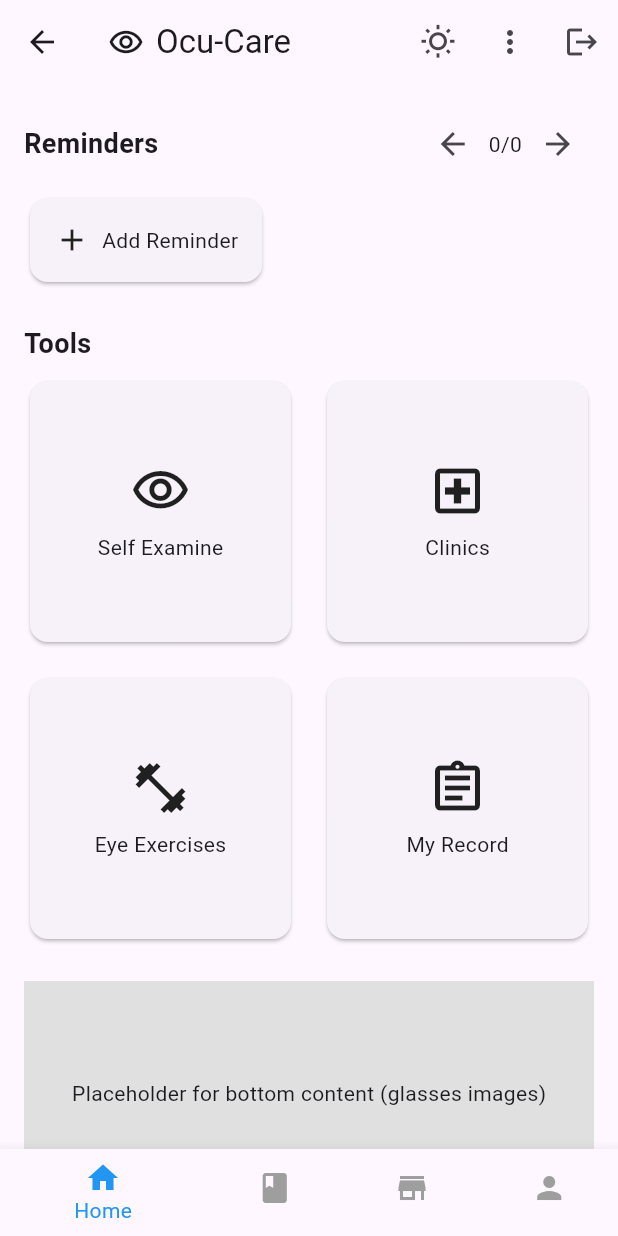
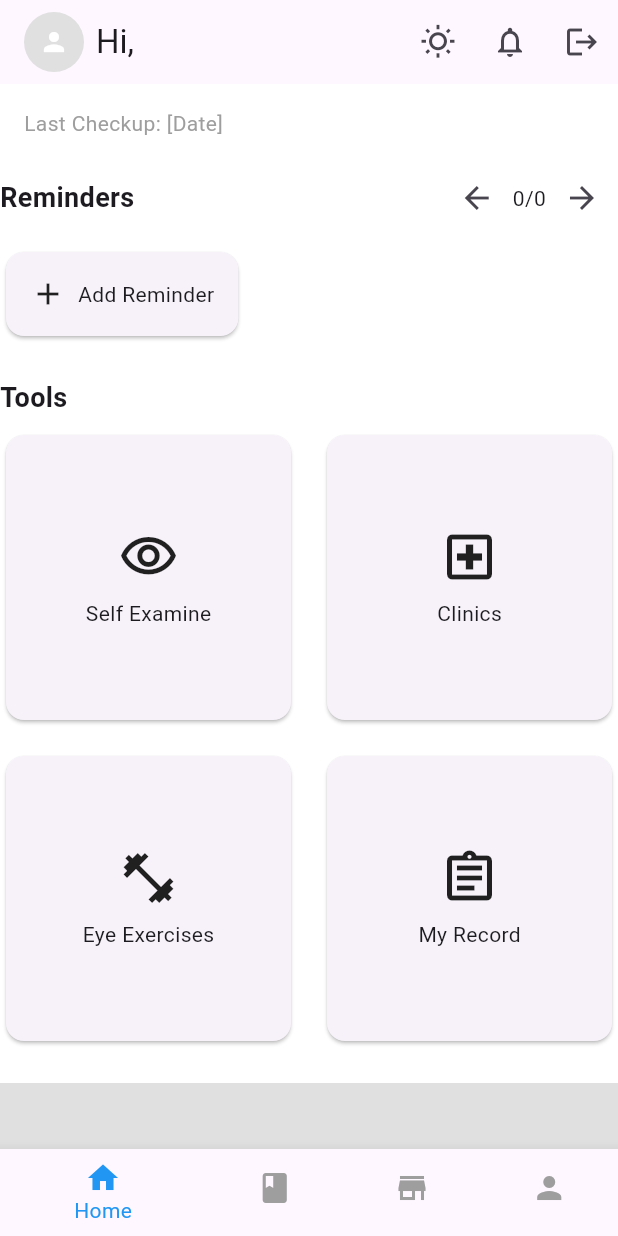
Before and after one commit to Birukdessalegn/eye-care-app, a Flutter app: the HomeScreen screen opened directly, on a phone screen of 412 x 824 dp. Run offline on Flutter 3.47's test engine with Material 3 defaults, Android fonts, the light colour scheme and no system bars; our stand-ins replace cloud_firestore, firebase_auth, firebase_core, go_router; accounts and stored records are empty.

```diff
--- a/lib/exercise_screen.dart
+++ b/lib/exercise_screen.dart
@@ -1,5 +1,5 @@
 import 'package:flutter/material.dart';
-import 'package:ocu_care/main.dart'; // Assuming main.dart is in ocu_care package
+// Assuming main.dart is in ocu_care package
 
 class ExerciseScreen extends StatelessWidget {
   const ExerciseScreen({super.key});
--- a/lib/home_screen.dart
+++ b/lib/home_screen.dart
@@ -1,6 +1,7 @@
 import 'package:flutter/material.dart';
 import 'package:firebase_auth/firebase_auth.dart';
 import 'package:go_router/go_router.dart';
+import 'package:cloud_firestore/cloud_firestore.dart';
 
 class HomeScreen extends StatelessWidget {
   const HomeScreen({super.key});
@@ -8,14 +9,64 @@ class HomeScreen extends StatelessWidget {
   @override
   Widget build(BuildContext context) {
     return Scaffold(
-      appBar: AppBar(// Remove the placeholder title and add image/logo if available
-        title: Row(
+      appBar: AppBar(
+        // Modified AppBar for Patient Home Header
+        title: FutureBuilder<DocumentSnapshot>(
+          future: FirebaseFirestore.instance
+              .collection('users')
+              .doc(FirebaseAuth.instance.currentUser!.uid)
+              .get(),
+          builder: (context, snapshot) {
+            if (snapshot.connectionState == ConnectionState.waiting) {
+              return const Row(
                 children: [
-            // Placeholder for logo or icon from the image
-            const Icon(Icons.remove_red_eye_outlined),
+                  CircleAvatar(
+                    radius: 20,
+                    backgroundColor: Colors.grey,
+                    child: CircularProgressIndicator(strokeWidth: 2),
+                  ),
+                  SizedBox(width: 8),
+                  Text('Loading...'),
+                ],
+              );
+            }
+            if (snapshot.hasError) {
+              return const Row(
+                children: [
+                  CircleAvatar(
+                    radius: 20,
+                    backgroundColor: Colors.red,
+                    child: Icon(Icons.error, color: Colors.white),
+                  ),
+                  SizedBox(width: 8),
+                  Text('Error loading user data'),
+                ],
+              );
+            }
+            if (snapshot.hasData && snapshot.data!.exists) {
+              final userData = snapshot.data!.data() as Map<String, dynamic>?;
+              final userName =
+                  userData?['name'] ??
+                  'Patient'; // Default to 'Patient' if name is missing
+              return Row(
+                children: [
+                  // Placeholder for profile picture
+                  CircleAvatar(
+                    radius: 20,
+                    backgroundColor: Colors.grey[300],
+                    child: const Icon(
+                      Icons.person,
+                      size: 20,
+                      color: Colors.white,
+                    ),
+                  ),
                   const SizedBox(width: 8),
-            const Text('Ocu-Care'), // Placeholder title from the image
+                  Text('Hi, $userName'), // Display fetched name
                 ],
+              );
+            }
+            return const Text('Ocu-Care'); // Fallback if user data not found
+          },
         ),
         actions: [
           IconButton(
@@ -26,27 +77,44 @@ class HomeScreen extends StatelessWidget {
             },
           ),
           IconButton(
-            // Placeholder for the three dots menu icon from the image
-            icon: const Icon(Icons.more_vert),
+            // Notifications Icon in AppBar for Patient
+            icon: const Icon(
+              Icons.notifications_none,
+            ), // Placeholder notification icon
             onPressed: () {
-              // TODO: Implement menu actions
+              // TODO: Implement notification handling
             },
           ),
           IconButton(
-            icon: const Icon(Icons.logout), // Keep logout for now
-            onPressed: () async { // Keep logout functionality
+            icon: const Icon(Icons.logout), // Logout icon
+            onPressed: () async {
+              // Keep logout functionality
               await FirebaseAuth.instance.signOut();
               context.go('/login');
             },
           ),
         ],
       ),
-      body: SingleChildScrollView( // Use SingleChildScrollView to prevent overflow
-        child: Padding(
-          padding: const EdgeInsets.all(16.0),
+      body: SingleChildScrollView(
+        // Use SingleChildScrollView to prevent overflow
         child: Column(
-            crossAxisAlignment: CrossAxisAlignment.start, // Align content to the start
+          crossAxisAlignment:
+              CrossAxisAlignment.start, // Align content to the start
           children: <Widget>[
+            Padding(
+              padding: const EdgeInsets.all(16.0), // Apply padding here
+              child: Column(
+                crossAxisAlignment: CrossAxisAlignment.start,
+                children: [
+                  // Quick Health Summary (Placeholder)
+                  const Text(
+                    'Last Checkup: [Date]', // Placeholder Quick Stat
+                    style: TextStyle(fontSize: 14, color: Colors.grey),
+                  ),
+                  // Add more quick health stats here
+                ],
+              ),
+            ),
             // Reminders Section
             Row(
               mainAxisAlignment: MainAxisAlignment.spaceBetween,
@@ -58,15 +126,26 @@ class HomeScreen extends StatelessWidget {
                 // Placeholder for reminder count and arrows
                 Row(
                   children: [
-                      IconButton(icon: const Icon(Icons.arrow_back), onPressed: () { /* TODO */ }),
+                    IconButton(
+                      icon: const Icon(Icons.arrow_back),
+                      onPressed: () {
+                        /* TODO */
+                      },
+                    ),
                     const Text('0/0'), // Placeholder reminder count
-                      IconButton(icon: const Icon(Icons.arrow_forward), onPressed: () { /* TODO */ }),
+                    IconButton(
+                      icon: const Icon(Icons.arrow_forward),
+                      onPressed: () {
+                        /* TODO */
+                      },
+                    ),
                   ],
                 ),
               ],
             ),
             const SizedBox(height: 8),
-              Card( // Placeholder Card for adding reminders
+            Card(
+              // Placeholder Card for adding reminders
               child: InkWell(
                 onTap: () {
                   // TODO: Navigate to add reminder screen
@@ -85,21 +164,23 @@ class HomeScreen extends StatelessWidget {
               ),
             ),
             const SizedBox(height: 24), // Spacing between sections
-
             // Tools Section
             const Text(
               'Tools',
               style: TextStyle(fontSize: 18, fontWeight: FontWeight.bold),
             ),
             const SizedBox(height: 8),
-              GridView.count( // Using GridView for the tools section
+            GridView.count(
+              // Using GridView for the tools section
               shrinkWrap: true, // Required in a SingleChildScrollView
-                physics: const NeverScrollableScrollPhysics(), // Disable GridView's own scrolling
+              physics:
+                  const NeverScrollableScrollPhysics(), // Disable GridView's own scrolling
               crossAxisCount: 2, // Two items per row
               crossAxisSpacing: 16.0, // Spacing between columns
               mainAxisSpacing: 16.0, // Spacing between rows
               children: <Widget>[
-                  Card( // Placeholder Card for Self Examine
+                Card(
+                  // Placeholder Card for Self Examine
                   child: InkWell(
                     onTap: () {
                       // TODO: Navigate to self examine screen
@@ -107,14 +188,18 @@ class HomeScreen extends StatelessWidget {
                     child: const Column(
                       mainAxisAlignment: MainAxisAlignment.center,
                       children: [
-                          Icon(Icons.visibility_outlined, size: 40), // Placeholder icon
+                        Icon(
+                          Icons.visibility_outlined,
+                          size: 40,
+                        ), // Placeholder icon
                         SizedBox(height: 8),
                         Text('Self Examine'),
                       ],
                     ),
                   ),
                 ),
-                  Card( // Placeholder Card for Clinics
+                Card(
+                  // Placeholder Card for Clinics
                   child: InkWell(
                     onTap: () {
                       // TODO: Navigate to clinics screen
@@ -122,14 +207,18 @@ class HomeScreen extends StatelessWidget {
                     child: const Column(
                       mainAxisAlignment: MainAxisAlignment.center,
                       children: [
-                          Icon(Icons.local_hospital_outlined, size: 40), // Placeholder icon
+                        Icon(
+                          Icons.local_hospital_outlined,
+                          size: 40,
+                        ), // Placeholder icon
                         SizedBox(height: 8),
                         Text('Clinics'),
                       ],
                     ),
                   ),
                 ),
-                  Card( // Placeholder Card for Eye Exercises
+                Card(
+                  // Placeholder Card for Eye Exercises
                   child: InkWell(
                     onTap: () {
                       context.go('/exercises'); // Example navigation
@@ -137,14 +226,18 @@ class HomeScreen extends StatelessWidget {
                     child: const Column(
                       mainAxisAlignment: MainAxisAlignment.center,
                       children: [
-                          Icon(Icons.fitness_center_outlined, size: 40), // Placeholder icon
+                        Icon(
+                          Icons.fitness_center_outlined,
+                          size: 40,
+                        ), // Placeholder icon
                         SizedBox(height: 8),
                         Text('Eye Exercises'),
                       ],
                     ),
                   ),
                 ),
-                  Card( // Placeholder Card for My Record
+                Card(
+                  // Placeholder Card for My Record
                   child: InkWell(
                     onTap: () {
                       // TODO: Navigate to my record screen
@@ -152,7 +245,10 @@ class HomeScreen extends StatelessWidget {
                     child: const Column(
                       mainAxisAlignment: MainAxisAlignment.center,
                       children: [
-                          Icon(Icons.assignment_outlined, size: 40), // Placeholder icon
+                        Icon(
+                          Icons.assignment_outlined,
+                          size: 40,
+                        ), // Placeholder icon
                         SizedBox(height: 8),
                         Text('My Record'),
                       ],
@@ -162,24 +258,21 @@ class HomeScreen extends StatelessWidget {
               ],
             ),
             // Placeholder for the bottom content (glasses images)
-              const SizedBox(height: 24),
+            const SizedBox(height: 24), // Spacing after Tools section
             Container(
               height: 150, // Placeholder height
               color: Colors.grey[300], // Placeholder color
-                child: const Center(
+              child: Center(
                 child: Text('Placeholder for bottom content (glasses images)'),
               ),
             ),
           ],
         ),
       ),
-      ),
+
       bottomNavigationBar: BottomNavigationBar(
         items: const <BottomNavigationBarItem>[
-          BottomNavigationBarItem(
-            icon: Icon(Icons.home),
-            label: 'Home',
-          ),
+          BottomNavigationBarItem(icon: Icon(Icons.home), label: 'Home'),
           BottomNavigationBarItem(
             icon: Icon(Icons.book), // Placeholder icon for the book
             label: 'Learn', // Placeholder label
@@ -197,6 +290,7 @@ class HomeScreen extends StatelessWidget {
         unselectedItemColor: Colors.grey, // Color for unselected items
         selectedItemColor: Colors.blue, // Color for selected item
         onTap: (index) {
+          // Corrected closing parenthesis for onTap
           // TODO: Implement navigation for bottom navigation bar items
           switch (index) {
             case 0:
--- a/lib/login_screen.dart
+++ b/lib/login_screen.dart
@@ -1,7 +1,7 @@
 import 'package:flutter/material.dart';
 import 'package:go_router/go_router.dart';
 import 'package:firebase_auth/firebase_auth.dart';
-import 'package:cloud_firestore/cloud_firestore.dart'; // Import Firestore
+// Import Firestore
 class LoginScreen extends StatefulWidget {
   const LoginScreen({super.key});
 
@@ -86,7 +86,7 @@ class _LoginScreenState extends State<LoginScreen> {
  password: _passwordController.text,
  );
         // Navigate to home screen on successful login
-        context.go('/');
+ context.go('/');
       } on FirebaseAuthException catch (e) {
         String message = 'Login failed: ${e.code}';
         if (e.code == 'user-not-found') {
```
Also changed, not shown: lib/chat_screen.dart (added, +64 -0 lines), lib/doctor_home_screen.dart (added, +223 -0 lines), lib/main.dart (+42 -20 lines). Lines whose indentation alone changed are shown as unchanged.
